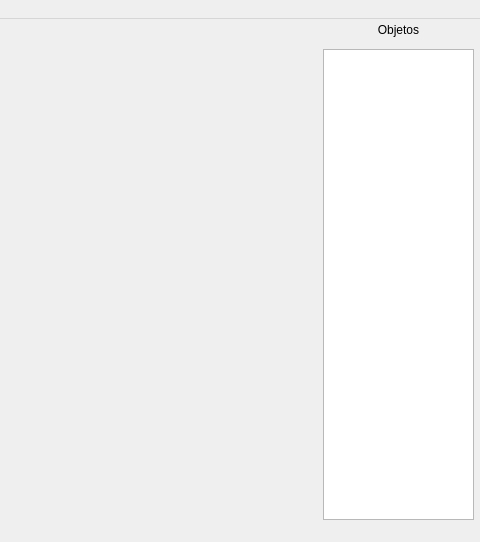
First picture: the form in mainwindow.ui, repository jcespinoza/ExamenLab1, before the edit; both pictures show x 497 to 977 and y 0 to 542 of the 977 by 542 pixel window.
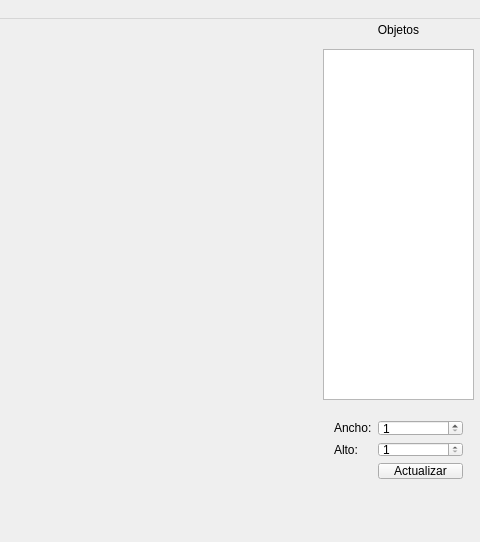
Second picture: the form after the edit. Icons and pictures are not drawn.

Diff of the .ui file:
```diff
--- a/mainwindow.ui
+++ b/mainwindow.ui
@@ -180,7 +180,7 @@
       <x>820</x>
       <y>30</y>
       <width>151</width>
-      <height>471</height>
+      <height>351</height>
      </rect>
     </property>
    </widget>
@@ -200,6 +200,62 @@
      <set>Qt::AlignCenter</set>
     </property>
    </widget>
+   <widget class="QWidget" name="formLayoutWidget_2">
+    <property name="geometry">
+     <rect>
+      <x>820</x>
+      <y>390</y>
+      <width>151</width>
+      <height>81</height>
+     </rect>
+    </property>
+    <layout class="QFormLayout" name="formLayout_2">
+     <property name="fieldGrowthPolicy">
+      <enum>QFormLayout::AllNonFixedFieldsGrow</enum>
+     </property>
+     <item row="0" column="0">
+      <widget class="QLabel" name="label_5">
+       <property name="text">
+        <string>Ancho:</string>
+       </property>
+      </widget>
+     </item>
+     <item row="0" column="1">
+      <widget class="QSpinBox" name="spWidth">
+       <property name="minimum">
+        <number>1</number>
+       </property>
+       <property name="maximum">
+        <number>640</number>
+       </property>
+      </widget>
+     </item>
+     <item row="1" column="0">
+      <widget class="QLabel" name="label_6">
+       <property name="text">
+        <string>Alto:</string>
+       </property>
+      </widget>
+     </item>
+     <item row="1" column="1">
+      <widget class="QSpinBox" name="spHeight">
+       <property name="minimum">
+        <number>1</number>
+       </property>
+       <property name="maximum">
+        <number>480</number>
+       </property>
+      </widget>
+     </item>
+     <item row="2" column="1">
+      <widget class="QPushButton" name="pbUpdate">
+       <property name="text">
+        <string>Actualizar</string>
+       </property>
+      </widget>
+     </item>
+    </layout>
+   </widget>
   </widget>
   <widget class="QMenuBar" name="menuBar">
    <property name="geometry">
```
